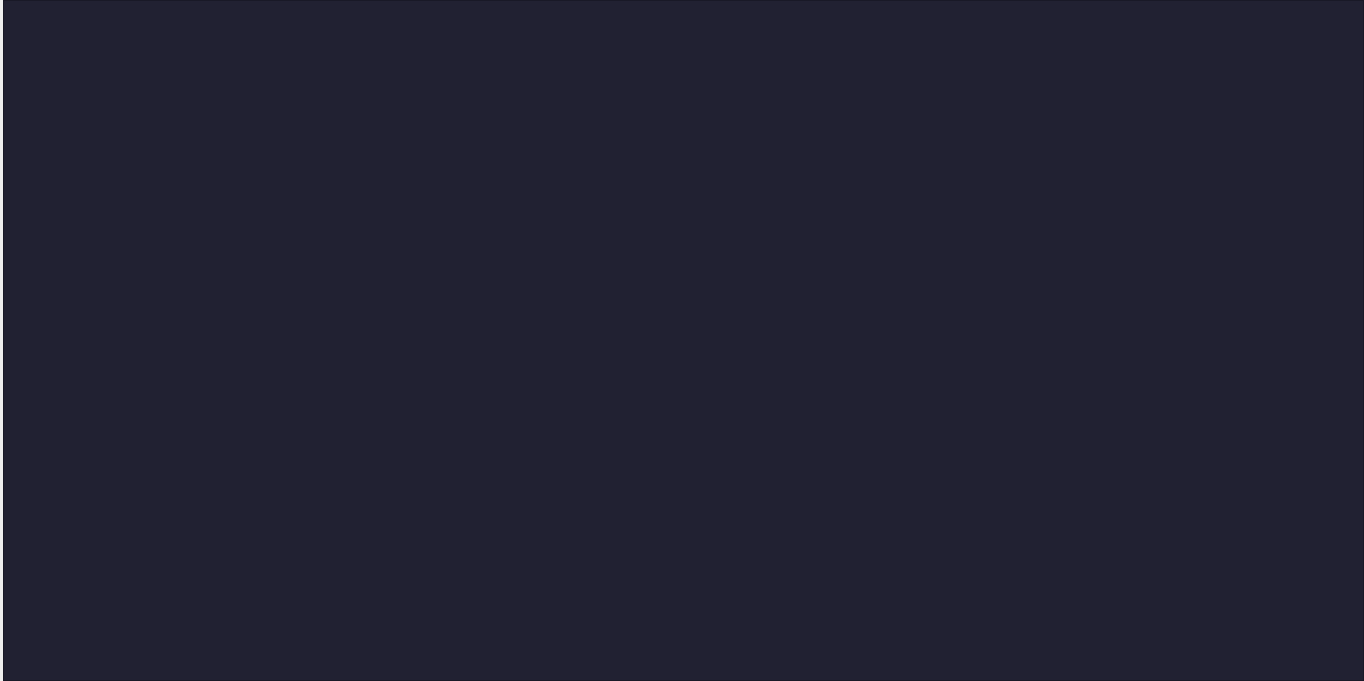
Before: the Qt Designer form Software/GUI/EditorUI.ui in MAU143429/RoboticHand-CE-3104, drawn with Qt 5.
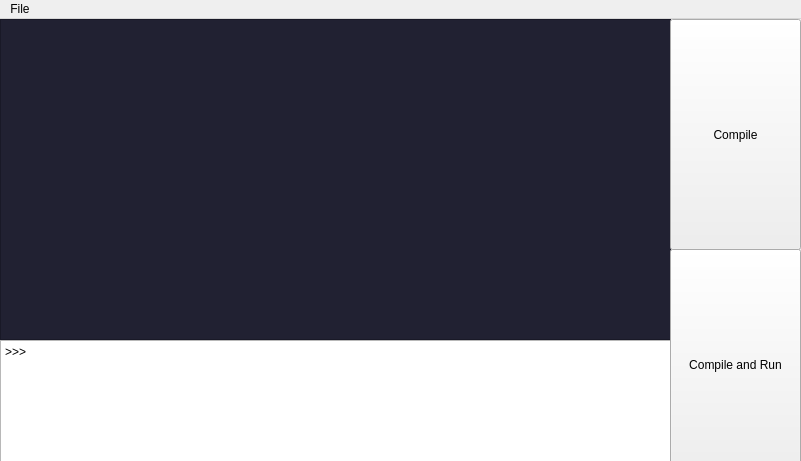
After: the same form once the commit is applied. Custom widgets are drawn as their Qt base class.

Diff of the .ui file:
```diff
--- a/Software/GUI/EditorUI.ui
+++ b/Software/GUI/EditorUI.ui
@@ -6,8 +6,8 @@
    <rect>
     <x>0</x>
     <y>0</y>
-    <width>1364</width>
-    <height>681</height>
+    <width>801</width>
+    <height>461</height>
    </rect>
   </property>
   <property name="windowTitle">
@@ -17,10 +17,10 @@
    <widget class="CodeEditor" name="textEdit">
     <property name="geometry">
      <rect>
-      <x>3</x>
+      <x>0</x>
       <y>0</y>
-      <width>1361</width>
-      <height>681</height>
+      <width>671</width>
+      <height>321</height>
      </rect>
     </property>
     <property name="styleSheet">
@@ -32,7 +32,78 @@
      <string/>
     </property>
    </widget>
+   <widget class="QPlainTextEdit" name="output">
+    <property name="geometry">
+     <rect>
+      <x>0</x>
+      <y>321</y>
+      <width>671</width>
+      <height>141</height>
+     </rect>
+    </property>
+    <property name="readOnly">
+     <bool>true</bool>
+    </property>
+    <property name="plainText">
+     <string>&gt;&gt;&gt;
+</string>
+    </property>
+   </widget>
+   <widget class="QPushButton" name="compileButton">
+    <property name="geometry">
+     <rect>
+      <x>670</x>
+      <y>0</y>
+      <width>131</width>
+      <height>231</height>
+     </rect>
+    </property>
+    <property name="text">
+     <string>Compile</string>
+    </property>
+   </widget>
+   <widget class="QPushButton" name="runButton">
+    <property name="geometry">
+     <rect>
+      <x>670</x>
+      <y>230</y>
+      <width>131</width>
+      <height>231</height>
+     </rect>
+    </property>
+    <property name="text">
+     <string>Compile and Run</string>
+    </property>
+   </widget>
   </widget>
+  <widget class="QMenuBar" name="menuBar">
+   <property name="geometry">
+    <rect>
+     <x>0</x>
+     <y>0</y>
+     <width>801</width>
+     <height>26</height>
+    </rect>
+   </property>
+   <widget class="QMenu" name="menuFile">
+    <property name="title">
+     <string>File</string>
+    </property>
+    <addaction name="actionSave"/>
+    <addaction name="actionLoad"/>
+   </widget>
+   <addaction name="menuFile"/>
+  </widget>
+  <action name="actionSave">
+   <property name="text">
+    <string>Save</string>
+   </property>
+  </action>
+  <action name="actionLoad">
+   <property name="text">
+    <string>Load</string>
+   </property>
+  </action>
  </widget>
  <customwidgets>
   <customwidget>
```
Left out of the diff: 21 changed lines with no effect on the pictures.
